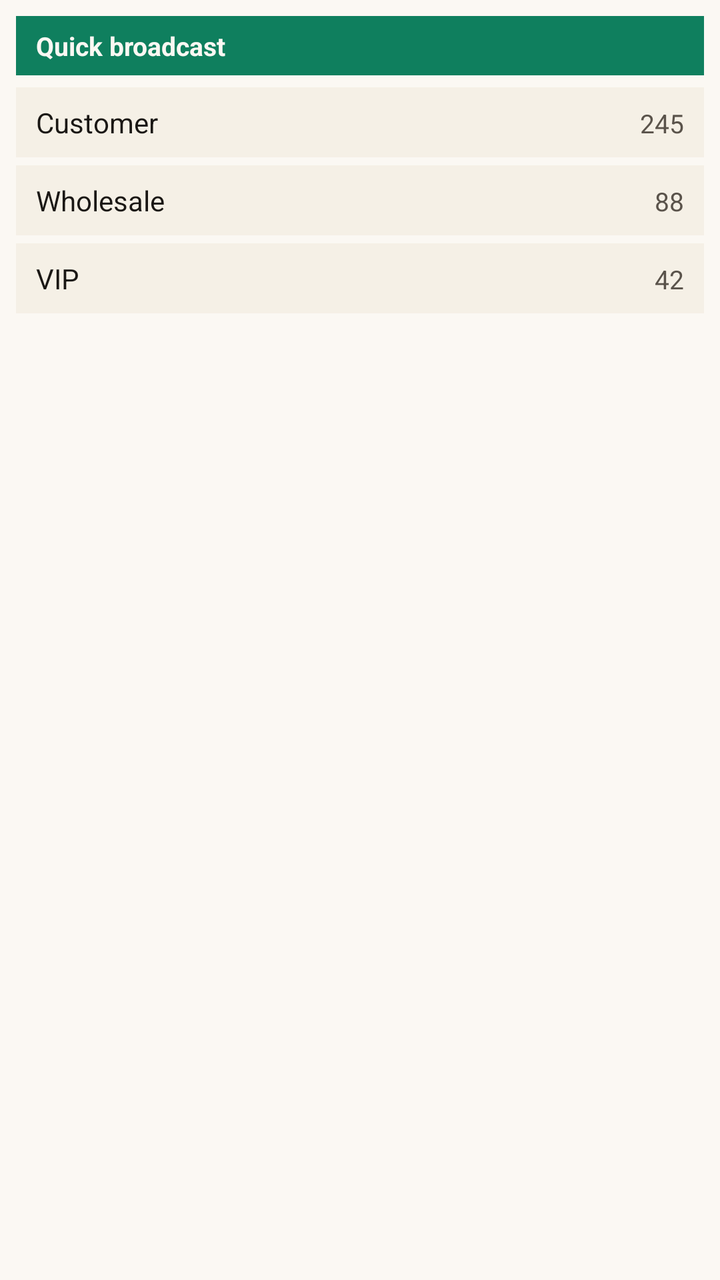
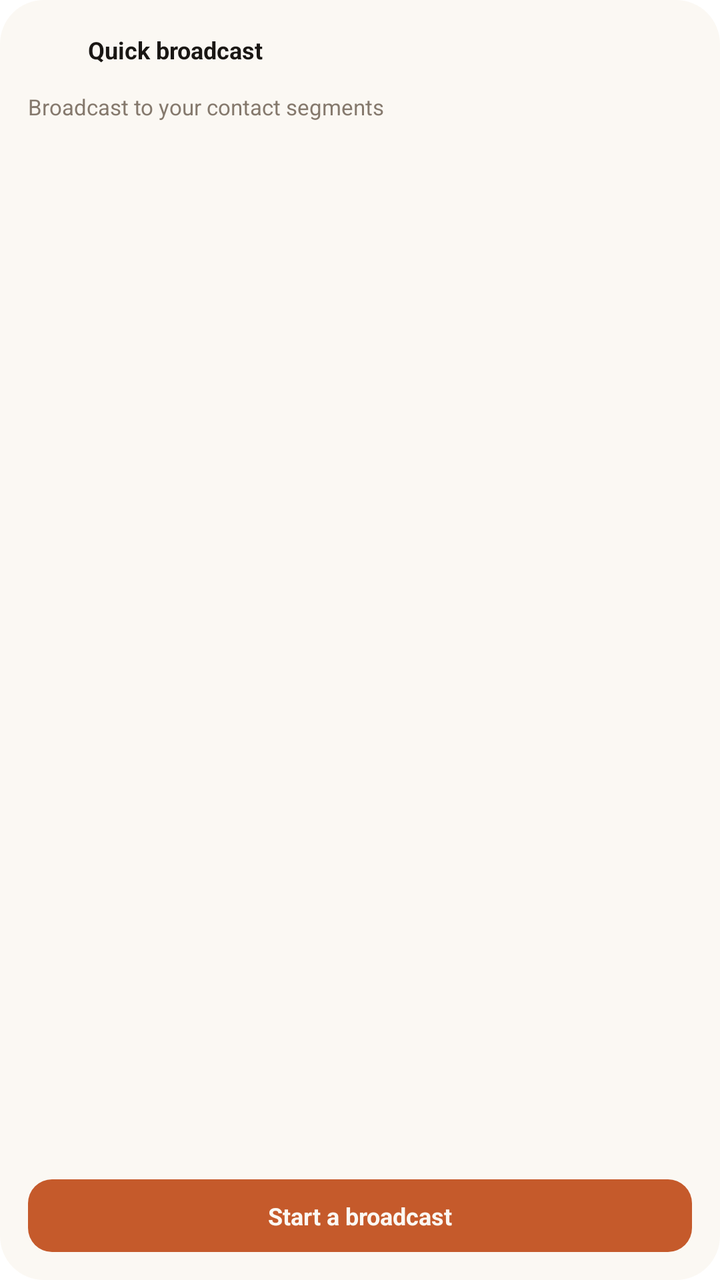

The first picture is an Android layout as it rendered before a commit; the second is the same layout after the commit. The layout source and the unified diff follow.
<!-- AndroidManifest.xml: application theme Theme.NitiGrow -->
<!-- res/layout/widget_quick_broadcast_preview.xml -->
<?xml version="1.0" encoding="utf-8"?>
<LinearLayout xmlns:android="http://schemas.android.com/apk/res/android"
    android:layout_width="match_parent"
    android:layout_height="match_parent"
    android:orientation="vertical"
    android:background="#FFFBF8F3"
    android:padding="8dp">

    <TextView
        android:layout_width="match_parent"
        android:layout_height="wrap_content"
        android:background="#FF0F7F5E"
        android:paddingStart="10dp"
        android:paddingEnd="10dp"
        android:paddingTop="6dp"
        android:paddingBottom="6dp"
        android:text="Quick broadcast"
        android:textColor="#FFFBF8F3"
        android:textSize="13sp"
        android:textStyle="bold" />

    <LinearLayout
        android:layout_width="match_parent"
        android:layout_height="wrap_content"
        android:orientation="horizontal"
        android:layout_marginTop="6dp"
        android:background="#FFF5F0E6"
        android:paddingStart="10dp"
        android:paddingEnd="10dp"
        android:paddingTop="8dp"
        android:paddingBottom="8dp">

        <TextView
            android:layout_width="0dp"
            android:layout_height="wrap_content"
            android:layout_weight="1"
            android:text="Customer"
            android:textColor="#FF1A1714"
            android:textSize="14sp" />

        <TextView
            android:layout_width="wrap_content"
            android:layout_height="wrap_content"
            android:text="245"
            android:textColor="#FF5A534B"
            android:textSize="13sp" />
    </LinearLayout>

    <LinearLayout
        android:layout_width="match_parent"
        android:layout_height="wrap_content"
        android:orientation="horizontal"
        android:layout_marginTop="4dp"
        android:background="#FFF5F0E6"
        android:paddingStart="10dp"
        android:paddingEnd="10dp"
        android:paddingTop="8dp"
        android:paddingBottom="8dp">

        <TextView
            android:layout_width="0dp"
            android:layout_height="wrap_content"
            android:layout_weight="1"
            android:text="Wholesale"
            android:textColor="#FF1A1714"
            android:textSize="14sp" />

        <TextView
            android:layout_width="wrap_content"
            android:layout_height="wrap_content"
            android:text="88"
            android:textColor="#FF5A534B"
            android:textSize="13sp" />
    </LinearLayout>

    <LinearLayout
        android:layout_width="match_parent"
        android:layout_height="wrap_content"
        android:orientation="horizontal"
        android:layout_marginTop="4dp"
        android:background="#FFF5F0E6"
        android:paddingStart="10dp"
        android:paddingEnd="10dp"
        android:paddingTop="8dp"
        android:paddingBottom="8dp">

        <TextView
            android:layout_width="0dp"
            android:layout_height="wrap_content"
            android:layout_weight="1"
            android:text="VIP"
            android:textColor="#FF1A1714"
            android:textSize="14sp" />

        <TextView
            android:layout_width="wrap_content"
            android:layout_height="wrap_content"
            android:text="42"
            android:textColor="#FF5A534B"
            android:textSize="13sp" />
    </LinearLayout>
</LinearLayout>
<!-- resources referenced by this layout -->
<resources>
  <style name="Theme.NitiGrow" parent="Theme.SplashScreen">
          <item name="windowSplashScreenBackground">@color/splash_bg</item>
          <item name="windowSplashScreenAnimatedIcon">@mipmap/ic_launcher</item>
          <item name="postSplashScreenTheme">@style/Theme.NitiGrow.Main</item>
      </style>
  <color name="splash_bg">#FF0F7F5E</color>
  <style name="Theme.NitiGrow.Main" parent="android:Theme.Material.Light.NoActionBar" />
</resources>

<!-- the commit's change to res/layout/widget_quick_broadcast_preview.xml (unified diff, before → after) -->
@@ -3,100 +3,54 @@
     android:layout_width="match_parent"
     android:layout_height="match_parent"
     android:orientation="vertical"
-    android:background="#FFFBF8F3"
-    android:padding="8dp">
-
-    <TextView
-        android:layout_width="match_parent"
-        android:layout_height="wrap_content"
-        android:background="#FF0F7F5E"
-        android:paddingStart="10dp"
-        android:paddingEnd="10dp"
-        android:paddingTop="6dp"
-        android:paddingBottom="6dp"
-        android:text="Quick broadcast"
-        android:textColor="#FFFBF8F3"
-        android:textSize="13sp"
-        android:textStyle="bold" />
+    android:background="@drawable/widget_bg_card_light"
+    android:padding="14dp">
 
     <LinearLayout
         android:layout_width="match_parent"
         android:layout_height="wrap_content"
         android:orientation="horizontal"
-        android:layout_marginTop="6dp"
-        android:background="#FFF5F0E6"
-        android:paddingStart="10dp"
-        android:paddingEnd="10dp"
-        android:paddingTop="8dp"
-        android:paddingBottom="8dp">
+        android:gravity="center_vertical">
 
-        <TextView
-            android:layout_width="0dp"
-            android:layout_height="wrap_content"
-            android:layout_weight="1"
-            android:text="Customer"
-            android:textColor="#FF1A1714"
-            android:textSize="14sp" />
+        <ImageView
+            android:layout_width="22dp"
+            android:layout_height="22dp"
+            android:src="@mipmap/ic_launcher"
+            android:contentDescription="NitiGrow" />
 
         <TextView
             android:layout_width="wrap_content"
             android:layout_height="wrap_content"
-            android:text="245"
-            android:textColor="#FF5A534B"
-            android:textSize="13sp" />
+            android:layout_marginStart="8dp"
+            android:text="Quick broadcast"
+            android:textColor="#FF1A1714"
+            android:textSize="12sp"
+            android:textStyle="bold" />
     </LinearLayout>
 
-    <LinearLayout
+    <TextView
+        android:layout_width="wrap_content"
+        android:layout_height="wrap_content"
+        android:layout_marginTop="10dp"
+        android:text="Broadcast to your contact segments"
+        android:textColor="#FF85796D"
+        android:textSize="11sp" />
+
+    <View
+        android:layout_width="match_parent"
+        android:layout_height="0dp"
+        android:layout_weight="1" />
+
+    <TextView
         android:layout_width="match_parent"
         android:layout_height="wrap_content"
-        android:orientation="horizontal"
-        android:layout_marginTop="4dp"
-        android:background="#FFF5F0E6"
-        android:paddingStart="10dp"
-        android:paddingEnd="10dp"
-        android:paddingTop="8dp"
-        android:paddingBottom="8dp">
-
-        <TextView
-            android:layout_width="0dp"
-            android:layout_height="wrap_content"
-            android:layout_weight="1"
-            android:text="Wholesale"
-            android:textColor="#FF1A1714"
-            android:textSize="14sp" />
-
-        <TextView
-            android:layout_width="wrap_content"
-            android:layout_height="wrap_content"
-            android:text="88"
-            android:textColor="#FF5A534B"
-            android:textSize="13sp" />
-    </LinearLayout>
-
-    <LinearLayout
-        android:layout_width="match_parent"
-        android:layout_height="wrap_content"
-        android:orientation="horizontal"
-        android:layout_marginTop="4dp"
-        android:background="#FFF5F0E6"
-        android:paddingStart="10dp"
-        android:paddingEnd="10dp"
-        android:paddingTop="8dp"
-        android:paddingBottom="8dp">
-
-        <TextView
-            android:layout_width="0dp"
-            android:layout_height="wrap_content"
-            android:layout_weight="1"
-            android:text="VIP"
-            android:textColor="#FF1A1714"
-            android:textSize="14sp" />
-
-        <TextView
-            android:layout_width="wrap_content"
-            android:layout_height="wrap_content"
-            android:text="42"
-            android:textColor="#FF5A534B"
-            android:textSize="13sp" />
-    </LinearLayout>
+        android:layout_marginTop="11dp"
+        android:background="@drawable/widget_bg_cta_accent"
+        android:gravity="center"
+        android:paddingTop="10dp"
+        android:paddingBottom="10dp"
+        android:text="Start a broadcast"
+        android:textColor="#FFFBF8F3"
+        android:textSize="12sp"
+        android:textStyle="bold" />
 </LinearLayout>
<!-- resource entries referenced after the edit -->
@@ -1,10 +1,42 @@
 <!-- resources referenced by this layout -->
 <resources>
+  <!-- drawable widget_bg_card_light (drawable) -->
+  <?xml version="1.0" encoding="utf-8"?>
+  <shape xmlns:android="http://schemas.android.com/apk/res/android"
+      android:shape="rectangle">
+      <solid android:color="#F5FBF8F3" />
+      <corners android:radius="22dp" />
+  </shape>
+  <!-- drawable widget_bg_cta_accent (drawable) -->
+  <?xml version="1.0" encoding="utf-8"?>
+  <shape xmlns:android="http://schemas.android.com/apk/res/android"
+      android:shape="rectangle">
+      <solid android:color="#FFC55A2B" />
+      <corners android:radius="12dp" />
+  </shape>
+  <!-- mipmap ic_launcher (mipmap-anydpi-v26) -->
+  <?xml version="1.0" encoding="utf-8"?>
+  <adaptive-icon xmlns:android="http://schemas.android.com/apk/res/android">
+      <background android:drawable="@drawable/ic_launcher_background" />
+      <foreground android:drawable="@mipmap/ic_launcher_foreground" />
+      <monochrome android:drawable="@mipmap/ic_launcher_foreground" />
+  </adaptive-icon>
   <style name="Theme.NitiGrow" parent="Theme.SplashScreen">
           <item name="windowSplashScreenBackground">@color/splash_bg</item>
           <item name="windowSplashScreenAnimatedIcon">@mipmap/ic_launcher</item>
           <item name="postSplashScreenTheme">@style/Theme.NitiGrow.Main</item>
       </style>
+  <!-- drawable ic_launcher_background (drawable) -->
+  <?xml version="1.0" encoding="utf-8"?>
+  <vector xmlns:android="http://schemas.android.com/apk/res/android"
+      android:width="108dp"
+      android:height="108dp"
+      android:viewportWidth="108"
+      android:viewportHeight="108">
+      <path
+          android:fillColor="#F7EED6"
+          android:pathData="M0,0h108v108h-108z" />
+  </vector>
   <color name="splash_bg">#FF0F7F5E</color>
   <style name="Theme.NitiGrow.Main" parent="android:Theme.Material.Light.NoActionBar" />
 </resources>
